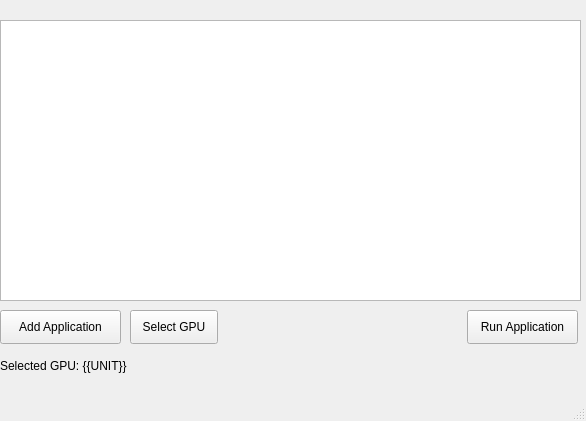
Above: Sources/AppGUI/UI/MainWindow.ui from BC100Dev/RunAsGPU before the change. Below: the same form after it.
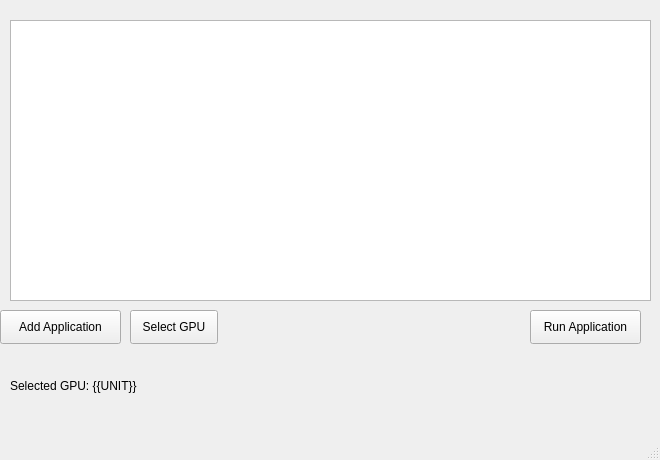
That is the form after the change. Icons and pictures are not drawn.

Diff of the .ui file:
```diff
--- a/Sources/AppGUI/UI/MainWindow.ui
+++ b/Sources/AppGUI/UI/MainWindow.ui
@@ -6,8 +6,8 @@
    <rect>
     <x>0</x>
     <y>0</y>
-    <width>586</width>
-    <height>421</height>
+    <width>660</width>
+    <height>460</height>
    </rect>
   </property>
   <property name="sizePolicy">
@@ -18,14 +18,14 @@
   </property>
   <property name="minimumSize">
    <size>
-    <width>586</width>
-    <height>421</height>
+    <width>660</width>
+    <height>460</height>
    </size>
   </property>
   <property name="maximumSize">
    <size>
-    <width>586</width>
-    <height>421</height>
+    <width>660</width>
+    <height>460</height>
    </size>
   </property>
   <property name="windowTitle">
@@ -39,7 +39,7 @@
    <widget class="QPushButton" name="btnRun">
     <property name="geometry">
      <rect>
-      <x>467</x>
+      <x>530</x>
       <y>310</y>
       <width>111</width>
       <height>34</height>
@@ -52,9 +52,9 @@
    <widget class="QListView" name="appList">
     <property name="geometry">
      <rect>
-      <x>0</x>
+      <x>10</x>
       <y>20</y>
-      <width>581</width>
+      <width>641</width>
       <height>281</height>
      </rect>
     </property>
@@ -94,15 +94,18 @@
    <widget class="QLabel" name="labelUnitSelected">
     <property name="geometry">
      <rect>
-      <x>0</x>
+      <x>10</x>
       <y>350</y>
-      <width>571</width>
-      <height>31</height>
+      <width>631</width>
+      <height>71</height>
      </rect>
     </property>
     <property name="text">
      <string>Selected GPU: {{UNIT}}</string>
     </property>
+    <property name="wordWrap">
+     <bool>true</bool>
+    </property>
    </widget>
   </widget>
   <widget class="QStatusBar" name="statusbar"/>
```
